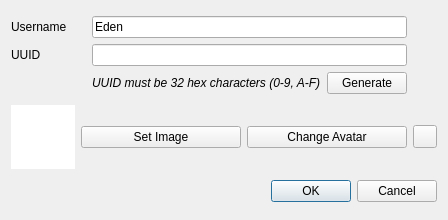
First picture: the form in src/yuzu/configuration/system/new_user_dialog.ui, repository Valdrrak/suyu-v0.0.4, before the edit.
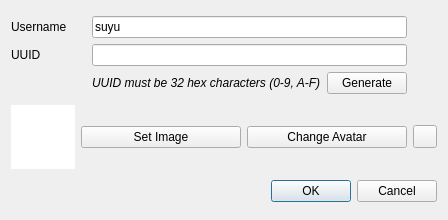
Second picture: the form after the edit.

Commit message: rebrand: sweep Eden from all UI files and vulkan_device log message

Diff of the .ui file:
```diff
--- a/src/yuzu/configuration/system/new_user_dialog.ui
+++ b/src/yuzu/configuration/system/new_user_dialog.ui
@@ -57,7 +57,7 @@
      <item row="0" column="1" colspan="2">
       <widget class="QLineEdit" name="username">
        <property name="text">
-        <string>Eden</string>
+        <string>suyu</string>
        </property>
       </widget>
      </item>
```
The commit also changes 12 other files.
